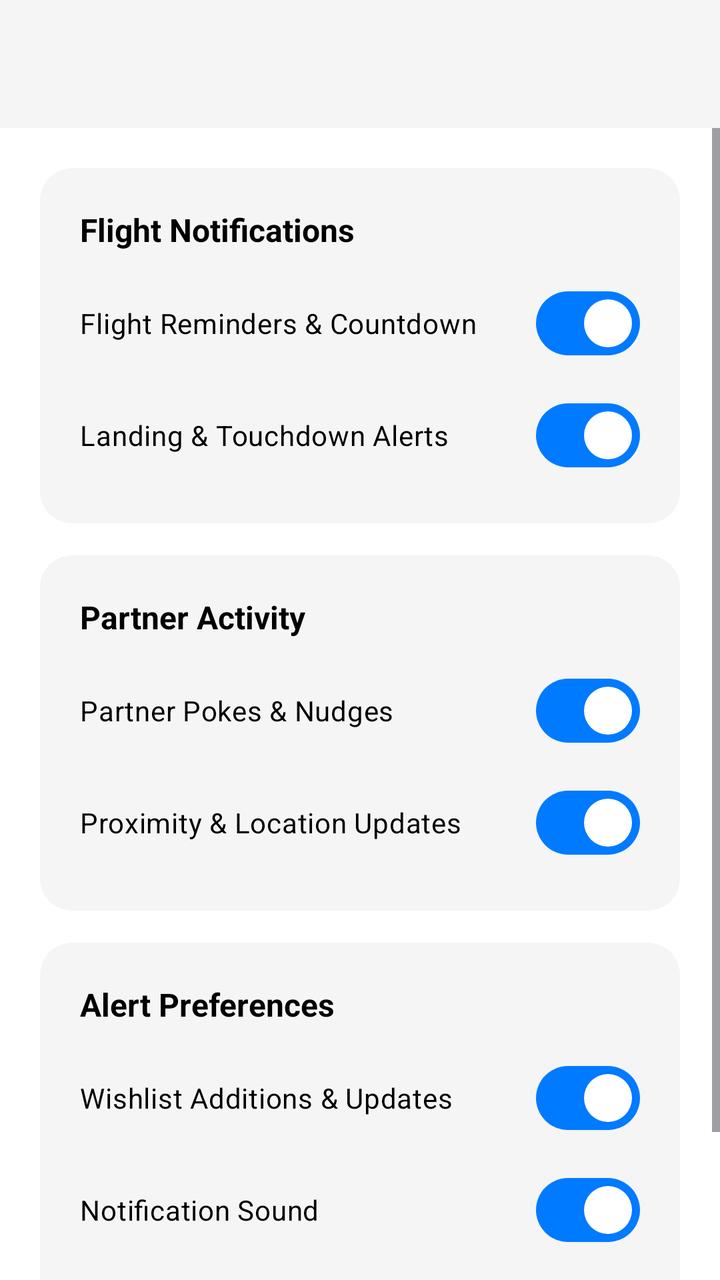
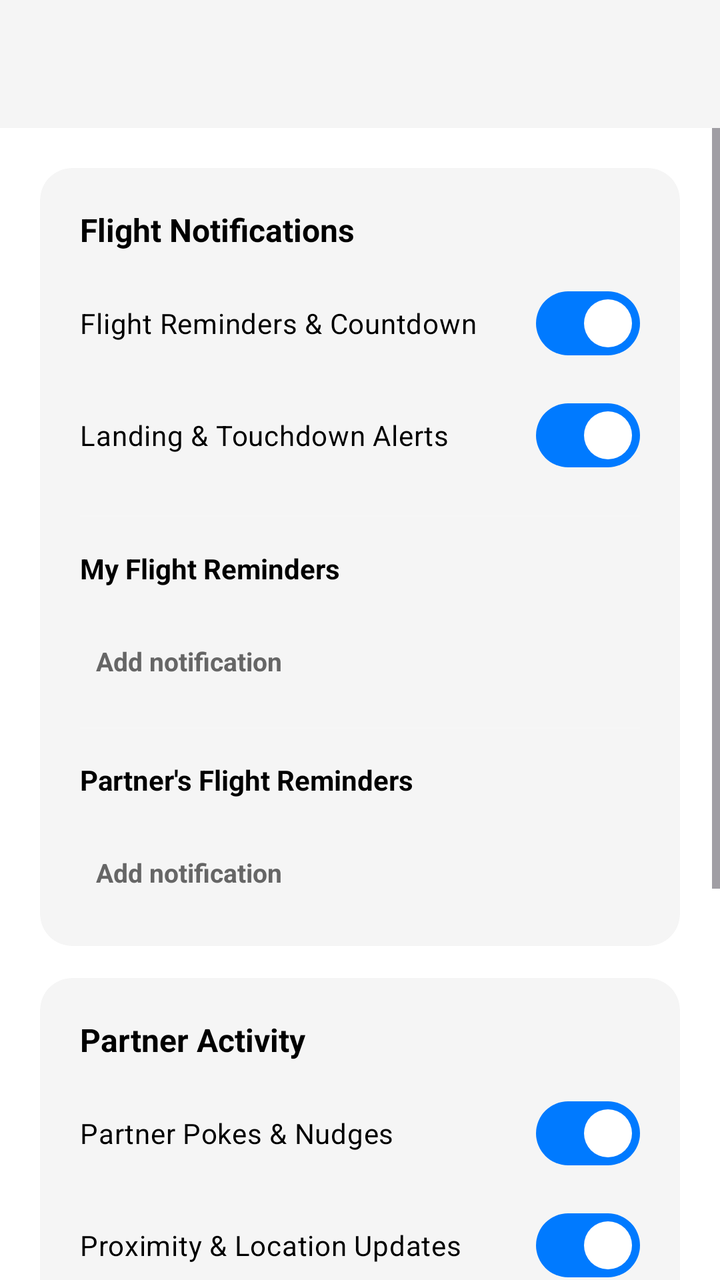

Screens rendered from an Android XML layout before and after an edit, with the pre-edit source and the edit as a unified diff.
<!-- AndroidManifest.xml: application theme Theme.ProjectCecily -->
<!-- res/layout/activity_notification_settings.xml -->
<?xml version="1.0" encoding="utf-8"?>
<androidx.constraintlayout.widget.ConstraintLayout xmlns:android="http://schemas.android.com/apk/res/android"
    xmlns:app="http://schemas.android.com/apk/res-auto"
    android:layout_width="match_parent"
    android:layout_height="match_parent"
    android:background="@color/app_background">

    
    <com.google.android.material.appbar.AppBarLayout
        android:id="@+id/appBarLayout"
        android:layout_width="match_parent"
        android:layout_height="wrap_content"
        android:fitsSystemWindows="true"
        app:elevation="4dp"
        app:layout_constraintEnd_toEndOf="parent"
        app:layout_constraintStart_toStartOf="parent"
        app:layout_constraintTop_toTopOf="parent">

        <com.google.android.material.appbar.MaterialToolbar
            android:id="@+id/toolbar"
            android:layout_width="match_parent"
            android:layout_height="?attr/actionBarSize"
            android:background="@color/card_background" />
    </com.google.android.material.appbar.AppBarLayout>

    <ScrollView
        android:id="@+id/notification_scroll"
        android:layout_width="0dp"
        android:layout_height="0dp"
        app:layout_constraintBottom_toBottomOf="parent"
        app:layout_constraintEnd_toEndOf="parent"
        app:layout_constraintStart_toStartOf="parent"
        app:layout_constraintTop_toBottomOf="@id/appBarLayout">

        <LinearLayout
            android:layout_width="match_parent"
            android:layout_height="wrap_content"
            android:orientation="vertical"
            android:padding="20dp">

            
            <com.google.android.material.card.MaterialCardView
                android:layout_width="match_parent"
                android:layout_height="wrap_content"
                android:layout_marginBottom="16dp"
                app:cardBackgroundColor="@color/card_background"
                app:cardCornerRadius="16dp"
                app:strokeWidth="0dp">

                <LinearLayout
                    android:layout_width="match_parent"
                    android:layout_height="wrap_content"
                    android:orientation="vertical"
                    android:padding="20dp">

                    <TextView
                        android:layout_width="wrap_content"
                        android:layout_height="wrap_content"
                        android:text="Flight Notifications"
                        android:textColor="@color/text_primary"
                        android:textSize="16sp"
                        android:textStyle="bold" />

                    <com.google.android.material.materialswitch.MaterialSwitch
                        android:id="@+id/switchFlightReminders"
                        android:layout_width="match_parent"
                        android:layout_height="wrap_content"
                        android:layout_marginTop="12dp"
                        android:checked="true"
                        android:text="Flight Reminders &amp; Countdown"
                        android:textColor="@color/text_primary"
                        android:textSize="14sp" />

                    <com.google.android.material.materialswitch.MaterialSwitch
                        android:id="@+id/switchLandingAlerts"
                        android:layout_width="match_parent"
                        android:layout_height="wrap_content"
                        android:layout_marginTop="8dp"
                        android:checked="true"
                        android:text="Landing &amp; Touchdown Alerts"
                        android:textColor="@color/text_primary"
                        android:textSize="14sp" />

                </LinearLayout>
            </com.google.android.material.card.MaterialCardView>

            
            <com.google.android.material.card.MaterialCardView
                android:layout_width="match_parent"
                android:layout_height="wrap_content"
                android:layout_marginBottom="16dp"
                app:cardBackgroundColor="@color/card_background"
                app:cardCornerRadius="16dp"
                app:strokeWidth="0dp">

                <LinearLayout
                    android:layout_width="match_parent"
                    android:layout_height="wrap_content"
                    android:orientation="vertical"
                    android:padding="20dp">

                    <TextView
                        android:layout_width="wrap_content"
                        android:layout_height="wrap_content"
                        android:text="Partner Activity"
                        android:textColor="@color/text_primary"
                        android:textSize="16sp"
                        android:textStyle="bold" />

                    <com.google.android.material.materialswitch.MaterialSwitch
                        android:id="@+id/switchPartnerPokes"
                        android:layout_width="match_parent"
                        android:layout_height="wrap_content"
                        android:layout_marginTop="12dp"
                        android:checked="true"
                        android:text="Partner Pokes &amp; Nudges"
                        android:textColor="@color/text_primary"
                        android:textSize="14sp" />

                    <com.google.android.material.materialswitch.MaterialSwitch
                        android:id="@+id/switchProximityAlerts"
                        android:layout_width="match_parent"
                        android:layout_height="wrap_content"
                        android:layout_marginTop="8dp"
                        android:checked="true"
                        android:text="Proximity &amp; Location Updates"
                        android:textColor="@color/text_primary"
                        android:textSize="14sp" />

                </LinearLayout>
            </com.google.android.material.card.MaterialCardView>

            
            <com.google.android.material.card.MaterialCardView
                android:layout_width="match_parent"
                android:layout_height="wrap_content"
                app:cardBackgroundColor="@color/card_background"
                app:cardCornerRadius="16dp"
                app:strokeWidth="0dp">

                <LinearLayout
                    android:layout_width="match_parent"
                    android:layout_height="wrap_content"
                    android:orientation="vertical"
                    android:padding="20dp">

                    <TextView
                        android:layout_width="wrap_content"
                        android:layout_height="wrap_content"
                        android:text="Alert Preferences"
                        android:textColor="@color/text_primary"
                        android:textSize="16sp"
                        android:textStyle="bold" />

                    <com.google.android.material.materialswitch.MaterialSwitch
                        android:id="@+id/switchWishlistAlerts"
                        android:layout_width="match_parent"
                        android:layout_height="wrap_content"
                        android:layout_marginTop="12dp"
                        android:checked="true"
                        android:text="Wishlist Additions &amp; Updates"
                        android:textColor="@color/text_primary"
                        android:textSize="14sp" />

                    <com.google.android.material.materialswitch.MaterialSwitch
                        android:id="@+id/switchSound"
                        android:layout_width="match_parent"
                        android:layout_height="wrap_content"
                        android:layout_marginTop="8dp"
                        android:checked="true"
                        android:text="Notification Sound"
                        android:textColor="@color/text_primary"
                        android:textSize="14sp" />

                    <com.google.android.material.materialswitch.MaterialSwitch
                        android:id="@+id/switchVibration"
                        android:layout_width="match_parent"
                        android:layout_height="wrap_content"
                        android:layout_marginTop="8dp"
                        android:checked="true"
                        android:text="Vibration Feedback"
                        android:textColor="@color/text_primary"
                        android:textSize="14sp" />

                </LinearLayout>
            </com.google.android.material.card.MaterialCardView>

        </LinearLayout>
    </ScrollView>

</androidx.constraintlayout.widget.ConstraintLayout>
<!-- resources referenced by this layout -->
<resources>
  <color name="app_background">#FFFFFF</color>
  <color name="card_background">#F5F5F5</color>
  <color name="text_primary">#000000</color>
  <style name="Theme.ProjectCecily" parent="Base.Theme.ProjectCecily" />
  <style name="Base.Theme.ProjectCecily" parent="Theme.Material3.DayNight.NoActionBar">
          
          <item name="colorPrimary">@color/nav_selected</item>
          <item name="windowActionBar">false</item>
          <item name="windowNoTitle">true</item>
  
          
          <item name="colorOnSecondaryContainer">@color/nav_selected</item>
      </style>
  <color name="nav_selected">#007AFF</color>
</resources>

<!-- the commit's change to res/layout/activity_notification_settings.xml (unified diff, before → after) -->
@@ -81,6 +81,78 @@
                         android:textColor="@color/text_primary"
                         android:textSize="14sp" />
 
+                    <View
+                        android:layout_width="match_parent"
+                        android:layout_height="1dp"
+                        android:layout_marginTop="16dp"
+                        android:layout_marginBottom="16dp"
+                        android:background="#22FFFFFF" />
+
+                    
+                    <TextView
+                        android:layout_width="wrap_content"
+                        android:layout_height="wrap_content"
+                        android:text="My Flight Reminders"
+                        android:textColor="@color/text_primary"
+                        android:textSize="14sp"
+                        android:textStyle="bold" />
+
+                    <LinearLayout
+                        android:id="@+id/layoutMyFlightRemindersContainer"
+                        android:layout_width="match_parent"
+                        android:layout_height="wrap_content"
+                        android:layout_marginTop="8dp"
+                        android:orientation="vertical" />
+
+                    <TextView
+                        android:id="@+id/btnAddMyNotification"
+                        android:layout_width="wrap_content"
+                        android:layout_height="wrap_content"
+                        android:layout_marginTop="12dp"
+                        android:clickable="true"
+                        android:focusable="true"
+                        android:padding="8dp"
+                        android:text="Add notification"
+                        android:textColor="@color/text_secondary"
+                        android:textSize="13sp"
+                        android:textStyle="bold" />
+
+                    <View
+                        android:layout_width="match_parent"
+                        android:layout_height="1dp"
+                        android:layout_marginTop="16dp"
+                        android:layout_marginBottom="16dp"
+                        android:background="#22FFFFFF" />
+
+                    
+                    <TextView
+                        android:layout_width="wrap_content"
+                        android:layout_height="wrap_content"
+                        android:text="Partner's Flight Reminders"
+                        android:textColor="@color/text_primary"
+                        android:textSize="14sp"
+                        android:textStyle="bold" />
+
+                    <LinearLayout
+                        android:id="@+id/layoutPartnerFlightRemindersContainer"
+                        android:layout_width="match_parent"
+                        android:layout_height="wrap_content"
+                        android:layout_marginTop="8dp"
+                        android:orientation="vertical" />
+
+                    <TextView
+                        android:id="@+id/btnAddPartnerNotification"
+                        android:layout_width="wrap_content"
+                        android:layout_height="wrap_content"
+                        android:layout_marginTop="12dp"
+                        android:clickable="true"
+                        android:focusable="true"
+                        android:padding="8dp"
+                        android:text="Add notification"
+                        android:textColor="@color/text_secondary"
+                        android:textSize="13sp"
+                        android:textStyle="bold" />
+
                 </LinearLayout>
             </com.google.android.material.card.MaterialCardView>
 
<!-- resource entries referenced after the edit -->
@@ -3,6 +3,7 @@
   <color name="app_background">#FFFFFF</color>
   <color name="card_background">#F5F5F5</color>
   <color name="text_primary">#000000</color>
+  <color name="text_secondary">#666666</color>
   <style name="Theme.ProjectCecily" parent="Base.Theme.ProjectCecily" />
   <style name="Base.Theme.ProjectCecily" parent="Theme.Material3.DayNight.NoActionBar">
           
